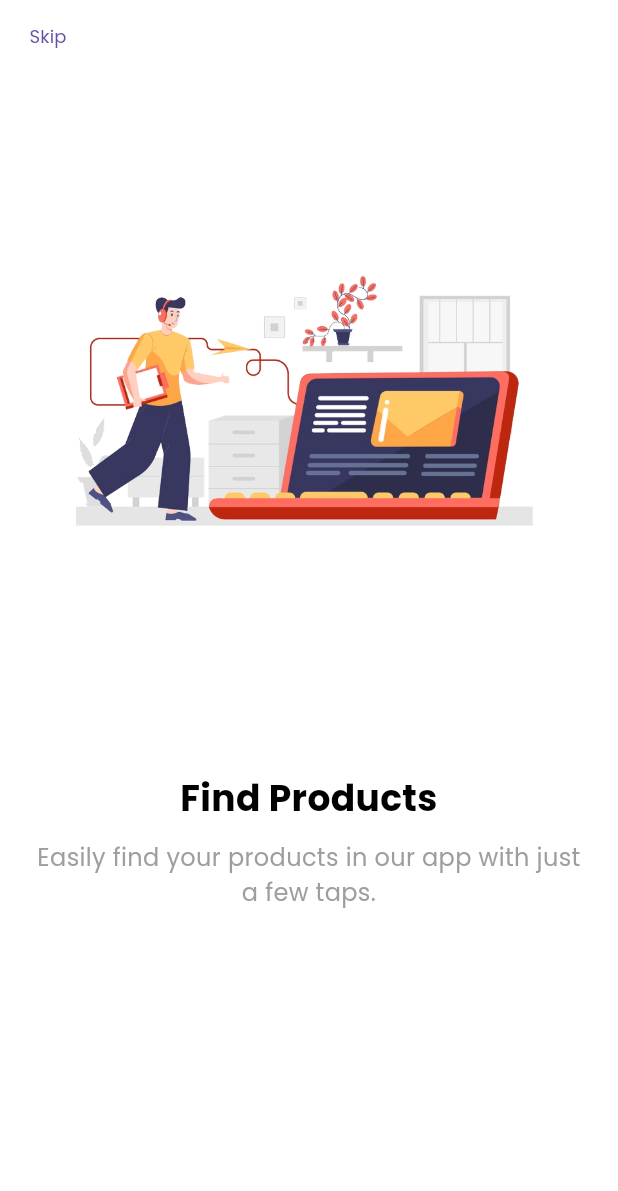
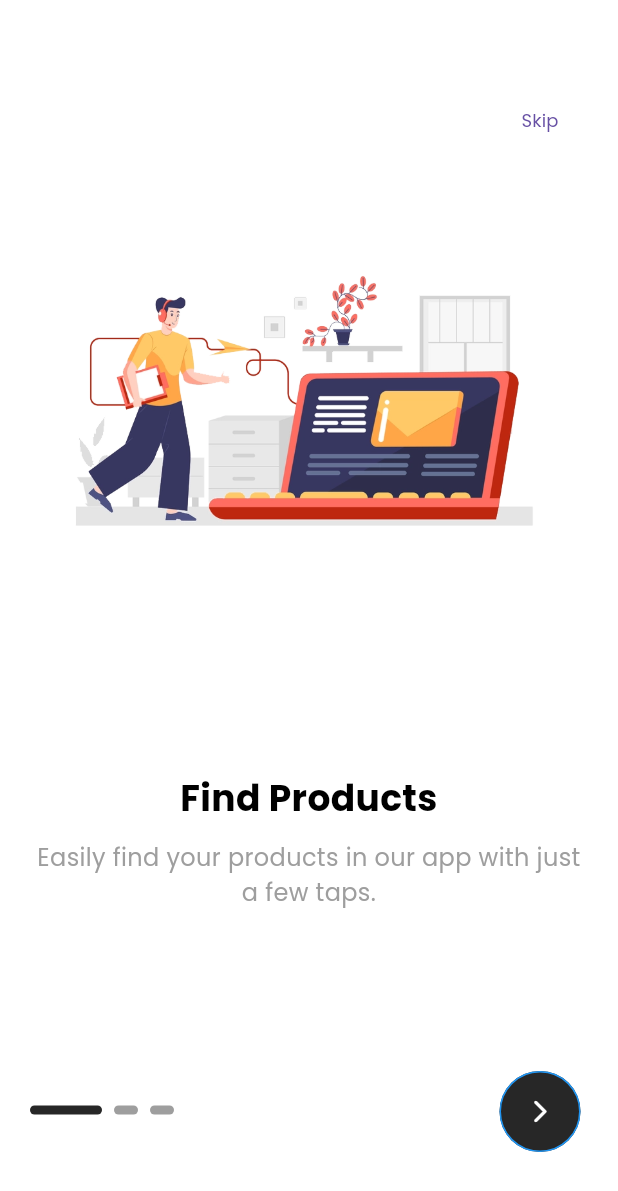
Before and after one commit to HaYBuy/haybuy-client, a Flutter app: the screen it shows after launch, on a phone screen of 412 x 824 dp. Shown: the top 1191 px of the screen. Run offline on Flutter 3.47's test engine with Material 3 defaults, Android fonts, the phone set to English and light mode, and no system bars; drawn by our look-alikes of smooth_page_indicator; our stand-ins replace get.

Commit message:
almost onboarding

```diff
--- /dev/null
+++ b/lib/features/authentication/screens/onboarding/onboarding.dart
@@ -0,0 +1,45 @@
+import 'package:flutter/material.dart';
+import 'package:get/get.dart';
+import 'package:haybuy_client/features/authentication/controllers/onboarding_controller.dart';
+import 'package:haybuy_client/features/authentication/screens/onboarding/widgets/onboarding_dot_navigation.dart';
+import 'package:haybuy_client/features/authentication/screens/onboarding/widgets/onboarding_next_button.dart';
+import 'package:haybuy_client/features/authentication/screens/onboarding/widgets/onboarding_page.dart';
+import 'package:haybuy_client/features/authentication/screens/onboarding/widgets/onboarding_skip.dart';
+
+import '../../../../utils/constants/image_strings.dart';
+import '../../../../utils/constants/text_strings.dart';
+
+
+class OnboardingScreen extends StatelessWidget {
+  const OnboardingScreen({super.key});
+
+  @override
+  Widget build(BuildContext context) {
+    final controller = Get.put(OnboardingController());
+
+    return Scaffold(
+      body: Stack(
+        children: [
+          PageView(
+            controller: controller.pageController,
+            onPageChanged: controller.updatePageIndicator,
+            children: const [
+              OnboardingPage(image: TImage.tOnboardingImage1, title: TText.tOnboardingTitle1, subtitle: TText.tOnboardingSubTitle1),
+              OnboardingPage(image: TImage.tOnboardingImage2, title: TText.tOnboardingTitle2, subtitle: TText.tOnboardingSubTitle2),
+              OnboardingPage(image: TImage.tOnboardingImage3, title: TText.tOnboardingTitle3, subtitle: TText.tOnboardingSubTitle3),
+            ],
+          ),
+
+          // Skip Button
+          const OnboardingSkip(),
+
+          // Dot Navigation SmoothPageIndicators
+          const OnboardingDotNavigation(),
+
+          // Circle Button
+          const OnboardingNextButton()
+        ],
+      )
+    );
+  }
+}
--- /dev/null
+++ b/lib/features/authentication/screens/onboarding/widgets/onboarding_dot_navigation.dart
@@ -0,0 +1,31 @@
+import 'package:flutter/material.dart';
+import 'package:haybuy_client/features/authentication/controllers/onboarding_controller.dart';
+import 'package:haybuy_client/utils/helpers/helper_functions.dart';
+import 'package:smooth_page_indicator/smooth_page_indicator.dart';
+
+import '../../../../../utils/constants/colors.dart';
+import '../../../../../utils/constants/sizes.dart';
+import '../../../../../utils/device/device_utility.dart';
+
+class OnboardingDotNavigation extends StatelessWidget {
+  const OnboardingDotNavigation({
+    super.key,
+  });
+
+  @override
+  Widget build(BuildContext context) {
+    final dark = THelperFunctions.isDarkMode(context);
+    final controller = OnboardingController.instance;
+
+    return Positioned(
+      bottom: TDeviceUtils.getBottomNavigationBarHeight() + 25,
+      left: TSizes.defaultSpace,
+      child: SmoothPageIndicator(
+        controller: controller.pageController,
+        onDotClicked: controller.dotNavigationClick,
+        count: 3,
+        effect: ExpandingDotsEffect(activeDotColor: dark ? TColors.lightGrey : TColors.dark, dotHeight: 6),
+      ),
+    );
+  }
+}
--- /dev/null
+++ b/lib/features/authentication/screens/onboarding/widgets/onboarding_next_button.dart
@@ -0,0 +1,33 @@
+import 'package:flutter/material.dart';
+import 'package:haybuy_client/features/authentication/controllers/onboarding_controller.dart';
+
+import '../../../../../utils/constants/colors.dart';
+import '../../../../../utils/constants/sizes.dart';
+import '../../../../../utils/device/device_utility.dart';
+import '../../../../../utils/helpers/helper_functions.dart';
+
+class OnboardingNextButton extends StatelessWidget {
+  const OnboardingNextButton({
+    super.key,
+  });
+
+  @override
+  Widget build(BuildContext context) {
+    final dark = THelperFunctions.isDarkMode(context);
+
+    return Positioned(
+      bottom: TDeviceUtils.getBottomNavigationBarHeight(),
+      right: TSizes.defaultSpace,
+      child: ElevatedButton(
+        onPressed: (){
+          OnboardingController.instance.nextPage();
+        },
+        style: ElevatedButton.styleFrom(
+          shape: const CircleBorder(),
+          backgroundColor: dark ? TColors.iconPrimaryLight : TColors.dark, // <-- Button color
+        ),
+        child: const Icon(Icons.arrow_forward_ios_rounded),
+      )
+    );
+  }
+}
--- a/lib/features/authentication/screens/onboarding.dart
+++ b/lib/features/authentication/screens/onboarding/widgets/onboarding_page.dart
@@ -1,33 +1,7 @@
 import 'package:flutter/material.dart';
 
-import '../../../utils/constants/image_strings.dart';
-import '../../../utils/constants/text_strings.dart';
-import '../../../utils/constants/sizes.dart';
-import '../../../utils/helpers/helper_functions.dart';
-
-class OnboardingScreen extends StatelessWidget {
-  const OnboardingScreen({super.key});
-
-  @override
-  Widget build(BuildContext context) {
-    return Scaffold(
-      body: Stack(
-        children: [
-          PageView(
-            children: const [
-              OnboardingPage(image: TImage.tOnboardingImage1, title: TText.tOnboardingTitle1, subtitle: TText.tOnboardingSubTitle1),
-              OnboardingPage(image: TImage.tOnboardingImage2, title: TText.tOnboardingTitle2, subtitle: TText.tOnboardingSubTitle2),
-              OnboardingPage(image: TImage.tOnboardingImage3, title: TText.tOnboardingTitle3, subtitle: TText.tOnboardingSubTitle3),
-            ],
-          ),
-
-          // Skip Button
-          Positioned(child: TextButton(onPressed: (){},child: const Text("Skip"),)),
-        ],
-      )
-    );
-  }
-}
+import '../../../../../utils/constants/sizes.dart';
+import '../../../../../utils/helpers/helper_functions.dart';
 
 class OnboardingPage extends StatelessWidget {
   const OnboardingPage({
--- /dev/null
+++ b/lib/features/authentication/screens/onboarding/widgets/onboarding_skip.dart
@@ -0,0 +1,25 @@
+import 'package:flutter/material.dart';
+import 'package:haybuy_client/features/authentication/controllers/onboarding_controller.dart';
+
+import '../../../../../utils/constants/sizes.dart';
+import '../../../../../utils/device/device_utility.dart';
+
+class OnboardingSkip extends StatelessWidget {
+  const OnboardingSkip({
+    super.key,
+  });
+
+  @override
+  Widget build(BuildContext context) {
+    return Positioned(
+      top: TDeviceUtils.getAppBarHeight(),
+      right: TSizes.defaultSpace,
+      child: TextButton(
+        onPressed: () {
+          OnboardingController.instance.skipPage();
+        },
+        child: const Text("Skip"),
+      ),
+    );
+  }
+}
--- a/lib/main.dart
+++ b/lib/main.dart
@@ -1,5 +1,5 @@
 import 'package:flutter/material.dart';
-import 'package:haybuy_client/features/authentication/screens/onboarding.dart';
+import 'package:haybuy_client/features/authentication/screens/onboarding/onboarding.dart';
 import 'package:haybuy_client/utils/theme/theme.dart';
 
 void main() {
--- a/lib/utils/device/device_utility.dart
+++ b/lib/utils/device/device_utility.dart
@@ -16,8 +16,8 @@ class TDeviceUtils {
     return MediaQuery.of(Get.context!).devicePixelRatio;
   }
 
-  static double getStatusBarHeight() {
-    return MediaQuery.of(Get.context!).padding.top;
+  static double getStatusBarHeight(BuildContext context) {
+    return MediaQuery.of(context).padding.top;
   }
 
   static double getBottomNavigationBarHeight() {
--- a/lib/utils/helpers/helper_functions.dart
+++ b/lib/utils/helpers/helper_functions.dart
@@ -2,6 +2,9 @@ import 'package:flutter/material.dart';
 import 'package:get/get.dart';
 
 class THelperFunctions {
+  static bool isDarkMode(BuildContext context) {
+    return Theme.of(context).brightness == Brightness.dark;
+  }
 
   static Size screenSize() {
     return MediaQuery.of(Get.context!).size;
```
Also changed, not shown: lib/features/authentication/controllers/onboarding_controller.dart (+25 -2 lines).
